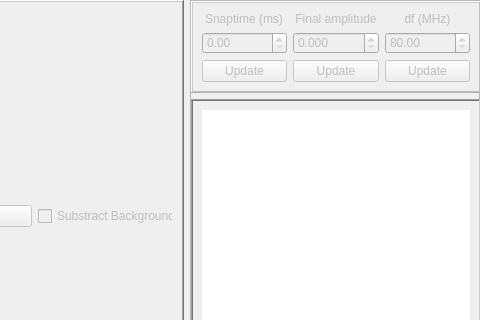
This is widgets/pgc/gui.ui in JeremyQO/GUI-Experiment as Qt 5 draws it before an edit; both pictures show x 828 to 1308 and y 0 to 320 of the 1308 by 753 pixel window. The edited form follows.
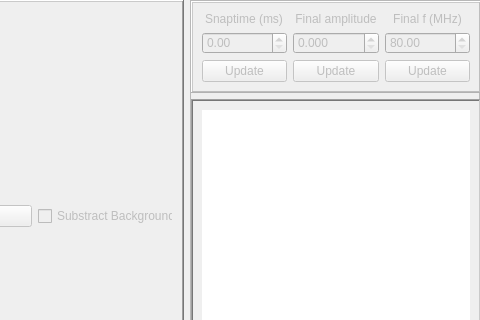
This is the edited form.

Patch:
```diff
--- a/widgets/pgc/gui.ui
+++ b/widgets/pgc/gui.ui
@@ -346,7 +346,7 @@
            <item row="0" column="2">
             <widget class="QLabel" name="label_df">
              <property name="text">
-              <string>df (MHz)</string>
+              <string>Final f (MHz)</string>
              </property>
              <property name="alignment">
               <set>Qt::AlignCenter</set>
```
